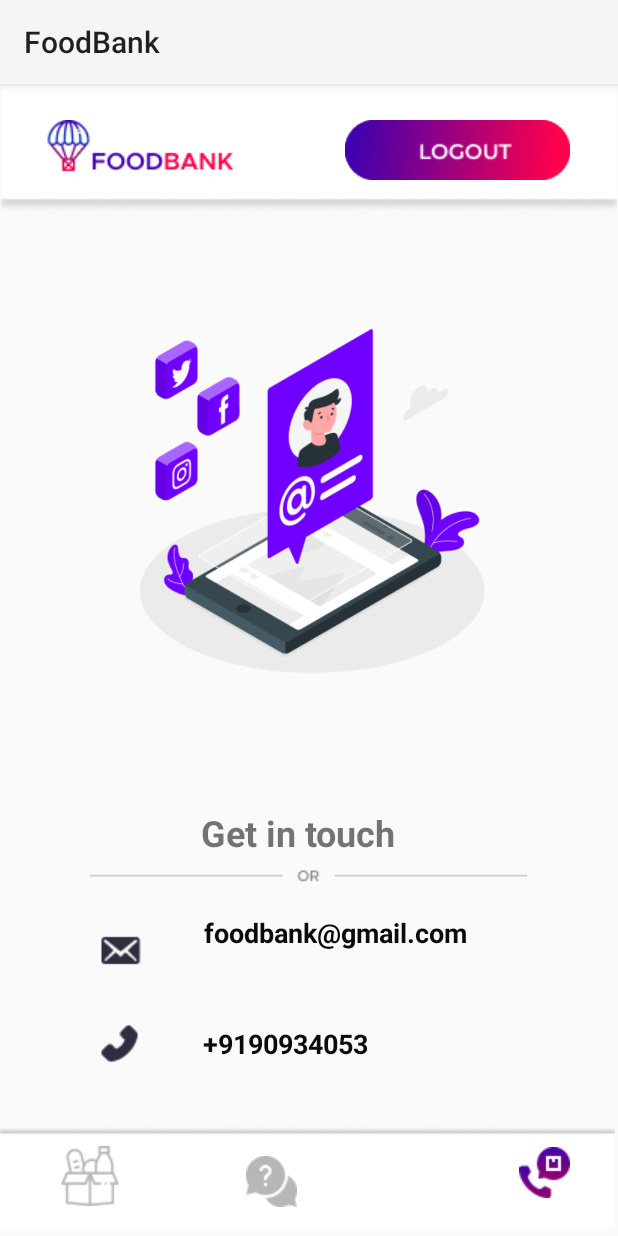
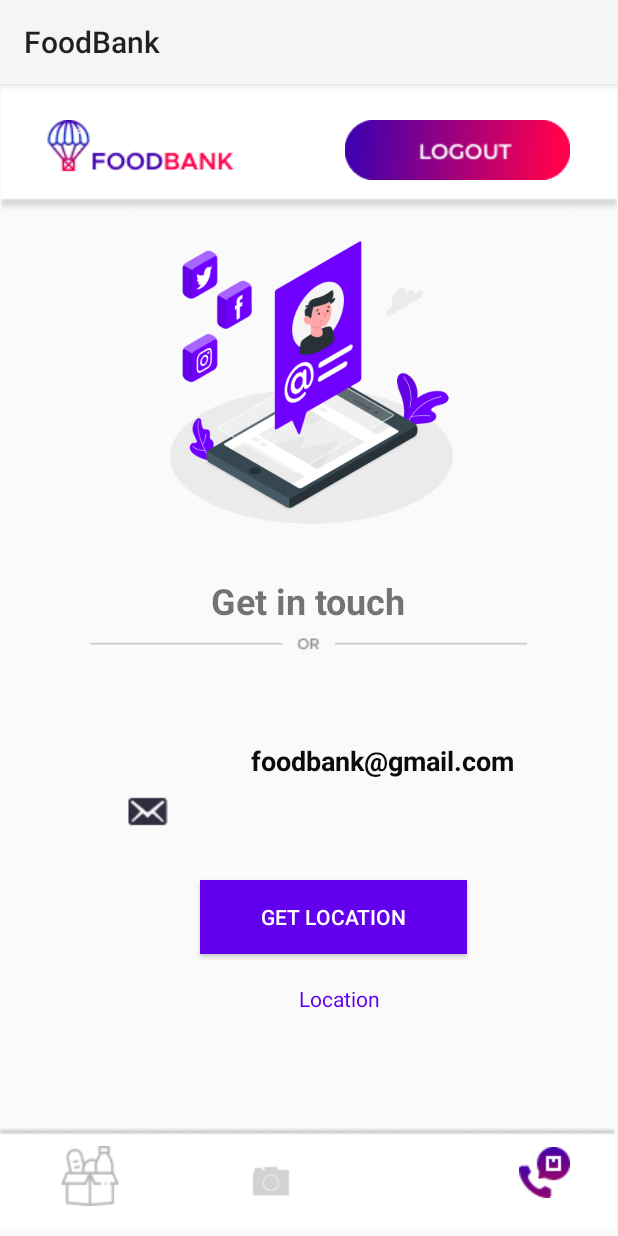
Before and after one commit to siddhant-giri/FoodBankApp, an Android app: the contact screen opened directly, with no data from a screen before it, on a phone screen of 412 x 824 dp. Run offline under Robolectric (Android 15) with nearby library versions, the phone set to English and light mode, and no system bars; libraries missing offline, so code that uses them is left out: maes.tech.intentanim; Roboto replaces fonts that are not available here.

Commit message:
second commit

```diff
--- a/app/build.gradle
+++ b/app/build.gradle
@@ -28,6 +28,7 @@ dependencies {
     implementation 'androidx.appcompat:appcompat:1.2.0'
     implementation 'androidx.constraintlayout:constraintlayout:2.0.1'
     implementation 'com.google.firebase:firebase-auth:16.0.5'
+    implementation 'com.google.android.gms:play-services-location:17.0.0'
     implementation 'com.github.hajiyevelnur92:intentanimation:1.0'
     implementation 'com.google.firebase:firebase-database:16.0.4'
     testImplementation 'junit:junit:4.12'
--- a/app/src/main/AndroidManifest.xml
+++ b/app/src/main/AndroidManifest.xml
@@ -2,6 +2,7 @@
 <manifest xmlns:android="http://schemas.android.com/apk/res/android"
     package="com.example.foodbankapp">
 
+    <uses-permission android:name="android.permission.ACCESS_FINE_LOCATION"/>
     <application
         android:allowBackup="true"
         android:icon="@drawable/logo_icon"
@@ -9,7 +10,8 @@
         android:roundIcon="@mipmap/ic_launcher_round"
         android:supportsRtl="true"
         android:theme="@style/AppTheme">
-        <activity android:name=".contact"></activity>
+        <activity android:name=".cameraCapture"></activity>
+        <activity android:name=".contact" />
         <activity android:name=".foodform" />
         <activity android:name=".store" />
         <activity android:name=".onboard" />
--- a/app/src/main/java/com/example/foodbankapp/contact.java
+++ b/app/src/main/java/com/example/foodbankapp/contact.java
@@ -3,19 +3,77 @@ package com.example.foodbankapp;
 import androidx.appcompat.app.AppCompatActivity;
 import maes.tech.intentanim.CustomIntent;
 
+import android.Manifest;
 import android.content.Intent;
+import android.content.pm.PackageManager;
+import android.location.Location;
+import android.os.Build;
 import android.os.Bundle;
 import android.view.View;
+import android.widget.Button;
 import android.widget.ImageButton;
+import android.widget.TextView;
+import android.widget.Toast;
+
+import com.google.android.gms.location.FusedLocationProviderClient;
+import com.google.android.gms.location.LocationServices;
+import com.google.android.gms.tasks.OnSuccessListener;
 
 public class contact extends AppCompatActivity {
 
-    ImageButton storebtn, logout;
+     Button btn;
+     TextView textView;
+     FusedLocationProviderClient fusedLocationProviderClient;
+
+    ImageButton storebtn, logout, cambtn;
 
     @Override
     protected void onCreate(Bundle savedInstanceState) {
         super.onCreate(savedInstanceState);
         setContentView(R.layout.activity_contact);
+
+        cambtn = (ImageButton) findViewById(R.id.imageButton23);
+
+        fusedLocationProviderClient = (FusedLocationProviderClient) LocationServices.getFusedLocationProviderClient(this);
+        btn = (Button) findViewById(R.id.location_btn);
+        textView = (TextView) findViewById(R.id.location_text);
+
+        cambtn.setOnClickListener(new View.OnClickListener() {
+            @Override
+            public void onClick(View view) {
+                Intent intent = new Intent(contact.this, cameraCapture.class);
+                startActivity(intent);
+                CustomIntent.customType(contact.this, "right-to-left");
+            }
+        });
+
+        btn.setOnClickListener(new View.OnClickListener() {
+            @Override
+            public void onClick(View view) {
+
+                if (Build.VERSION.SDK_INT >= Build.VERSION_CODES.M){
+                    if (getApplicationContext().checkSelfPermission(Manifest.permission.ACCESS_FINE_LOCATION) == PackageManager.PERMISSION_GRANTED){
+                        fusedLocationProviderClient.getLastLocation()
+                                .addOnSuccessListener(new OnSuccessListener<Location>() {
+                                    @Override
+                                    public void onSuccess(Location location) {
+
+                                        if (location != null){
+                                            Double lat = location.getLatitude();
+                                            Double longt = location.getLongitude();
+
+                                            textView.setText("Latitude : "+lat+", Longitude : "+longt);
+                                            Toast.makeText(contact.this, "Success", Toast.LENGTH_SHORT).show();
+                                        }
+                                    }
+                                });
+                    }else {
+                        requestPermissions(new String[]{Manifest.permission.ACCESS_FINE_LOCATION}, 1);
+
+                    }
+                }
+            }
+        });
 
         logout = (ImageButton) findViewById(R.id.logout);
 
--- a/app/src/main/res/layout/activity_contact.xml
+++ b/app/src/main/res/layout/activity_contact.xml
@@ -18,15 +18,14 @@
         android:id="@+id/textView4"
         android:layout_width="wrap_content"
         android:layout_height="wrap_content"
+        android:layout_marginTop="328dp"
         android:text="Get in touch"
         android:textSize="24sp"
         android:textStyle="bold"
-        app:layout_constraintBottom_toTopOf="@+id/textView14"
         app:layout_constraintEnd_toEndOf="parent"
-        app:layout_constraintHorizontal_bias="0.476"
+        app:layout_constraintHorizontal_bias="0.498"
         app:layout_constraintStart_toStartOf="parent"
-        app:layout_constraintTop_toTopOf="parent"
-        app:layout_constraintVertical_bias="0.812" />
+        app:layout_constraintTop_toTopOf="parent" />
 
     <ImageView
         android:id="@+id/imageView22"
@@ -43,23 +42,12 @@
         android:id="@+id/imageView23"
         android:layout_width="wrap_content"
         android:layout_height="wrap_content"
-        android:layout_marginBottom="32dp"
-        app:layout_constraintBottom_toTopOf="@+id/imageView24"
+        android:layout_marginBottom="268dp"
+        app:layout_constraintBottom_toBottomOf="parent"
         app:layout_constraintEnd_toEndOf="parent"
-        app:layout_constraintHorizontal_bias="0.17"
+        app:layout_constraintHorizontal_bias="0.217"
         app:layout_constraintStart_toStartOf="parent"
         app:srcCompat="@drawable/message" />
-
-    <ImageView
-        android:id="@+id/imageView24"
-        android:layout_width="wrap_content"
-        android:layout_height="wrap_content"
-        android:layout_marginBottom="36dp"
-        app:layout_constraintBottom_toTopOf="@+id/imageView18"
-        app:layout_constraintEnd_toEndOf="parent"
-        app:layout_constraintHorizontal_bias="0.17"
-        app:layout_constraintStart_toStartOf="parent"
-        app:srcCompat="@drawable/phone" />
 
     <TextView
         android:id="@+id/textView13"
@@ -71,37 +59,24 @@
         android:textStyle="bold"
         app:layout_constraintBottom_toBottomOf="@+id/imageButton23"
         app:layout_constraintEnd_toEndOf="parent"
-        app:layout_constraintHorizontal_bias="0.575"
+        app:layout_constraintHorizontal_bias="0.708"
         app:layout_constraintStart_toStartOf="parent"
         app:layout_constraintTop_toTopOf="parent"
-        app:layout_constraintVertical_bias="0.764" />
-
-    <TextView
-        android:id="@+id/textView14"
-        android:layout_width="wrap_content"
-        android:layout_height="wrap_content"
-        android:layout_marginBottom="116dp"
-        android:text="+9190934053"
-        android:textColor="#0B0B0B"
-        android:textSize="18sp"
-        android:textStyle="bold"
-        app:layout_constraintBottom_toBottomOf="parent"
-        app:layout_constraintEnd_toEndOf="parent"
-        app:layout_constraintHorizontal_bias="0.449"
-        app:layout_constraintStart_toStartOf="parent" />
+        app:layout_constraintVertical_bias="0.606" />
 
     <ImageButton
         android:id="@+id/imageButton23"
         android:layout_width="wrap_content"
         android:layout_height="wrap_content"
-        android:background="#FFFFFF"
+        android:background="@android:color/white"
+        android:tint="#B4B4B4"
         app:layout_constraintBottom_toBottomOf="@+id/imageView18"
         app:layout_constraintEnd_toEndOf="@+id/imageView18"
         app:layout_constraintHorizontal_bias="0.436"
         app:layout_constraintStart_toStartOf="@+id/imageView18"
         app:layout_constraintTop_toTopOf="@+id/imageView18"
         app:layout_constraintVertical_bias="0.558"
-        app:srcCompat="@drawable/chat" />
+        app:srcCompat="@android:drawable/ic_menu_camera" />
 
     <ImageButton
         android:id="@+id/imageButton26"
@@ -131,11 +106,11 @@
 
     <ImageView
         android:id="@+id/imageView3"
-        android:layout_width="280dp"
-        android:layout_height="292dp"
-        android:layout_marginTop="132dp"
+        android:layout_width="244dp"
+        android:layout_height="230dp"
+        android:layout_marginTop="84dp"
         app:layout_constraintEnd_toEndOf="parent"
-        app:layout_constraintHorizontal_bias="0.496"
+        app:layout_constraintHorizontal_bias="0.497"
         app:layout_constraintStart_toStartOf="parent"
         app:layout_constraintTop_toTopOf="parent"
         app:srcCompat="@drawable/contactv" />
@@ -172,4 +147,32 @@
         app:layout_constraintTop_toTopOf="parent"
         app:srcCompat="@drawable/logout" />
 
+    <TextView
+        android:id="@+id/location_text"
+        android:layout_width="wrap_content"
+        android:layout_height="wrap_content"
+        android:text="Location"
+        android:textColor="@color/colorPrimary"
+        android:textSize="14sp"
+        app:layout_constraintBottom_toBottomOf="parent"
+        app:layout_constraintHorizontal_bias="0.556"
+        app:layout_constraintLeft_toLeftOf="parent"
+        app:layout_constraintRight_toRightOf="parent"
+        app:layout_constraintTop_toTopOf="parent"
+        app:layout_constraintVertical_bias="0.801" />
+
+    <Button
+        android:id="@+id/location_btn"
+        android:layout_width="178dp"
+        android:layout_height="49dp"
+        android:layout_marginBottom="188dp"
+        android:background="@color/colorPrimary"
+        android:text="get location"
+        android:textColor="@color/common_google_signin_btn_text_dark_pressed"
+        app:layout_constraintBottom_toBottomOf="parent"
+        app:layout_constraintEnd_toEndOf="parent"
+        app:layout_constraintHorizontal_bias="0.57"
+        app:layout_constraintStart_toStartOf="parent"
+        tools:ignore="MissingConstraints" />
+
 </androidx.constraintlayout.widget.ConstraintLayout>
```
Also changed, not shown: app/src/main/java/com/example/foodbankapp/cameraCapture.java (added, +67 -0 lines), app/src/main/java/com/example/foodbankapp/store.java (+15 -5 lines), app/src/main/res/layout/activity_camera_capture.xml (added, +60 -0 lines), app/src/main/res/layout/activity_store.xml (+6 -5 lines), app/src/main/res/drawable/camera_btn2.png (added), app/src/main/res/drawable/capture_illustration.png (added).
